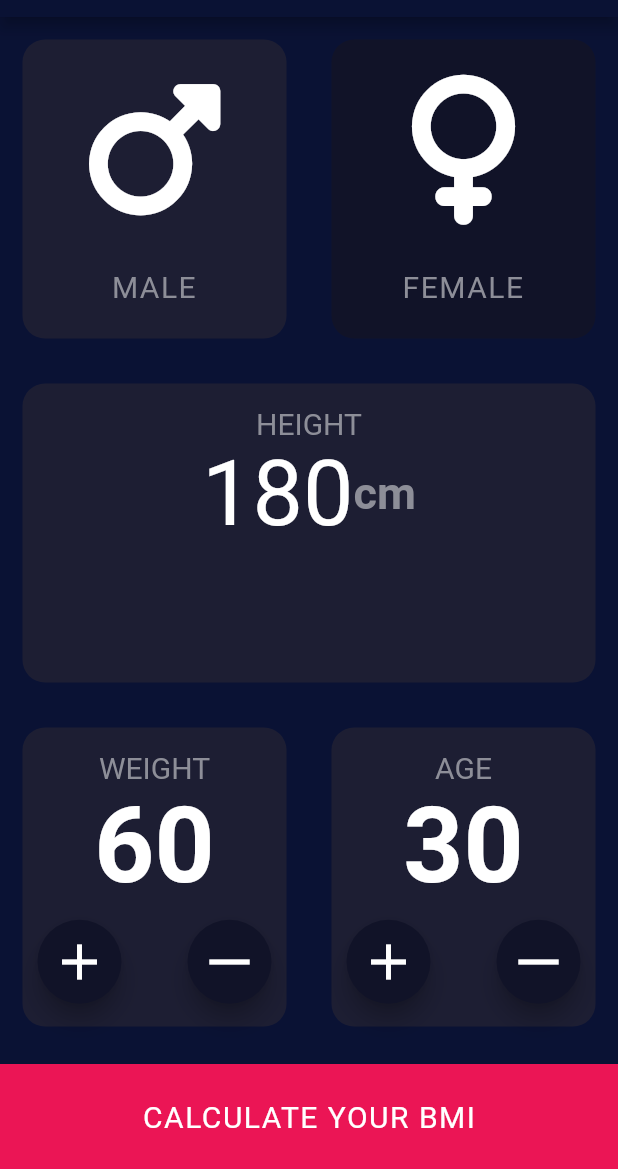
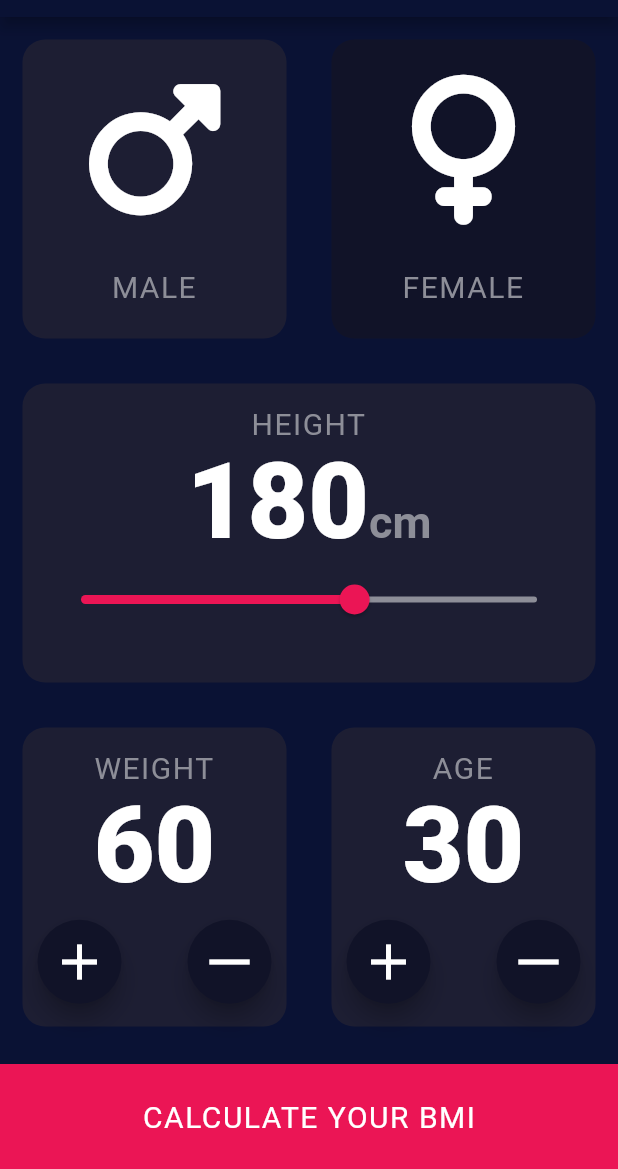
Before and after one commit to Rahul-Rasve/BMI-Calculator, a Flutter app: the screen it shows after launch, after a tap on "MALE", on a phone screen of 412 x 824 dp, the part 67-1236 px from its top. Run offline on Flutter 3.47's test engine with Material 2 defaults, Android fonts, the light colour scheme and no system bars; our stand-ins replace font_awesome_flutter.

Commit message:
Height Slider added. App icon changed.

```diff
--- /dev/null
+++ b/lib/constants.dart
@@ -0,0 +1,19 @@
+import 'package:flutter/cupertino.dart';
+
+const kBottomContainerHeight = 70.0;
+const kActiveCardColor = Color(0xFF1D1E33);
+const kInactiveCardColor = Color(0xFF111328);
+const kActiveBottomContainerColor = Color(0xFFEB1555);
+const kActiveSliderColor = Color(0xFFEB1555);
+const kInactiveSliderColor = Color(0xFF8D8E98);
+
+const kLabelText = TextStyle(
+  fontSize: 20.0,
+  color: Color(0xFF8D8E98),
+  letterSpacing: 1.0,
+);
+
+const kLabelNumber = TextStyle(
+  fontSize: 70.0,
+  fontWeight: FontWeight.w900,
+);
--- a/lib/input_page.dart
+++ b/lib/input_page.dart
@@ -1,13 +1,12 @@
 // ignore_for_file: prefer_const_constructors, prefer_const_literals_to_create_immutables
 
+import 'package:bmi_calculator/constants.dart';
+import 'package:bmi_calculator/reusable_icon_widget.dart';
 import 'package:flutter/material.dart';
 import 'package:font_awesome_flutter/font_awesome_flutter.dart';
-import 'widgets.dart';
+import 'reusable_card.dart';
 
-const bottomContainerHeight = 70.0;
-const activeCardColor = Color(0xFF1D1E33);
-const inactiveCardColor = Color(0xFF111328);
-const activeBottomContainerColor = Color(0xFFEB1555);
+enum Gender { male, female }
 
 class InputPage extends StatefulWidget {
   const InputPage({Key? key}) : super(key: key);
@@ -17,29 +16,10 @@ class InputPage extends StatefulWidget {
 }
 
 class _InputPageState extends State<InputPage> {
-  Color maleCardColor = inactiveCardColor;
-  Color femaleCardColor = inactiveCardColor;
   int weightCounter = 60;
   int ageCount = 30;
-
-  void updateColor(int gender) {
-    if (gender == 1) {
-      if (maleCardColor == inactiveCardColor) {
-        maleCardColor = activeCardColor;
-        femaleCardColor = inactiveCardColor;
-      } else {
-        maleCardColor = inactiveCardColor;
-      }
-    }
-    if (gender == 2) {
-      if (femaleCardColor == inactiveCardColor) {
-        femaleCardColor = activeCardColor;
-        maleCardColor = inactiveCardColor;
-      } else {
-        femaleCardColor = inactiveCardColor;
-      }
-    }
-  }
+  int heightCount = 180;
+  Gender? selectedGender;
 
   @override
   Widget build(BuildContext context) {
@@ -49,39 +29,40 @@ class _InputPageState extends State<InputPage> {
         centerTitle: true,
       ),
       body: Column(
+        crossAxisAlignment: CrossAxisAlignment.stretch,
         children: [
           Expanded(
             child: Row(
               children: [
                 Expanded(
-                  child: GestureDetector(
-                    onTap: () {
+                  child: ReusableCard(
+                    onPress: () {
                       setState(() {
-                        updateColor(1);
+                        selectedGender = Gender.male;
                       });
                     },
-                    child: ReusableCard(
-                      cardColor: maleCardColor,
+                    cardColor: selectedGender == Gender.male
+                        ? kActiveCardColor
+                        : kInactiveCardColor,
                     cardChild: IconWidget(
                       genderIcon: FontAwesomeIcons.mars,
                       genderText: 'MALE',
                     ),
                   ),
                 ),
-                ),
                 Expanded(
-                  child: GestureDetector(
-                    onTap: () {
+                  child: ReusableCard(
+                    onPress: () {
                       setState(() {
-                        updateColor(2);
+                        selectedGender = Gender.female;
                       });
                     },
-                    child: ReusableCard(
-                      cardColor: femaleCardColor,
+                    cardColor: selectedGender == Gender.female
+                        ? kActiveCardColor
+                        : kInactiveCardColor,
                     cardChild: IconWidget(
                       genderIcon: FontAwesomeIcons.venus,
                       genderText: 'FEMALE',
-                      ),
                     ),
                   ),
                 ),
@@ -93,37 +74,47 @@ class _InputPageState extends State<InputPage> {
               children: [
                 Expanded(
                   child: ReusableCard(
-                    cardColor: activeCardColor,
+                    cardColor: kActiveCardColor,
                     cardChild: Padding(
                       padding: EdgeInsets.all(15.0),
                       child: Column(
                         children: [
                           Text(
                             'HEIGHT',
-                            style: TextStyle(
-                              fontSize: 20.0,
-                              color: Color(0xFF8D8E98),
-                            ),
+                            style: kLabelText,
                             textAlign: TextAlign.center,
                           ),
                           Row(
                             mainAxisAlignment: MainAxisAlignment.center,
+                            crossAxisAlignment: CrossAxisAlignment.baseline,
+                            textBaseline: TextBaseline
+                                .alphabetic, //align all the alphabets in same line
                             children: [
                               Text(
-                                '180',
-                                style: TextStyle(
-                                  fontSize: 60.0,
-                                ),
+                                heightCount.toString(),
+                                style: kLabelNumber,
                               ),
                               Text(
                                 'cm',
                                 style: TextStyle(
                                   fontSize: 30.0,
                                   color: Color(0xFF8D8E98),
-                                  fontWeight: FontWeight.bold,
+                                  fontWeight: FontWeight.w700,
                                 ),
                               ),
                             ],
+                          ),
+                          Slider(
+                            activeColor: kActiveSliderColor,
+                            inactiveColor: kInactiveSliderColor,
+                            value: heightCount.toDouble(),
+                            min: 120.0,
+                            max: 220.0,
+                            onChanged: (double newValue) {
+                              setState(() {
+                                heightCount = newValue.round();
+                              });
+                            },
                           ),
                         ],
                       ),
@@ -138,7 +129,7 @@ class _InputPageState extends State<InputPage> {
               children: [
                 Expanded(
                   child: ReusableCard(
-                    cardColor: activeCardColor,
+                    cardColor: kActiveCardColor,
                     cardChild: Padding(
                       padding: EdgeInsets.all(10.0),
                       child: Column(
@@ -146,18 +137,12 @@ class _InputPageState extends State<InputPage> {
                         children: [
                           Text(
                             'WEIGHT',
-                            style: TextStyle(
-                              fontSize: 20.0,
-                              color: Color(0xFF8D8E98),
-                            ),
+                            style: kLabelText,
                             textAlign: TextAlign.center,
                           ),
                           Text(
                             weightCounter.toString(),
-                            style: TextStyle(
-                              fontSize: 70.0,
-                              fontWeight: FontWeight.bold,
-                            ),
+                            style: kLabelNumber,
                           ),
                           SizedBox(
                             height: 8.0,
@@ -166,7 +151,7 @@ class _InputPageState extends State<InputPage> {
                             mainAxisAlignment: MainAxisAlignment.spaceBetween,
                             children: [
                               FloatingActionButton(
-                                backgroundColor: inactiveCardColor,
+                                backgroundColor: kInactiveCardColor,
                                 onPressed: () {
                                   setState(() {
                                     ++weightCounter;
@@ -179,7 +164,7 @@ class _InputPageState extends State<InputPage> {
                                 ),
                               ),
                               FloatingActionButton(
-                                backgroundColor: inactiveCardColor,
+                                backgroundColor: kInactiveCardColor,
                                 onPressed: () {
                                   setState(() {
                                     --weightCounter;
@@ -200,7 +185,7 @@ class _InputPageState extends State<InputPage> {
                 ),
                 Expanded(
                   child: ReusableCard(
-                    cardColor: activeCardColor,
+                    cardColor: kActiveCardColor,
                     cardChild: Padding(
                       padding: EdgeInsets.all(10.0),
                       child: Column(
@@ -208,18 +193,12 @@ class _InputPageState extends State<InputPage> {
                         children: [
                           Text(
                             'AGE',
-                            style: TextStyle(
-                              fontSize: 20.0,
-                              color: Color(0xFF8D8E98),
-                            ),
+                            style: kLabelText,
                             textAlign: TextAlign.center,
                           ),
                           Text(
                             ageCount.toString(),
-                            style: TextStyle(
-                              fontSize: 70.0,
-                              fontWeight: FontWeight.bold,
-                            ),
+                            style: kLabelNumber,
                           ),
                           SizedBox(
                             height: 8.0,
@@ -228,7 +207,7 @@ class _InputPageState extends State<InputPage> {
                             mainAxisAlignment: MainAxisAlignment.spaceBetween,
                             children: [
                               FloatingActionButton(
-                                backgroundColor: inactiveCardColor,
+                                backgroundColor: kInactiveCardColor,
                                 onPressed: () {
                                   setState(() {
                                     ++ageCount;
@@ -241,7 +220,7 @@ class _InputPageState extends State<InputPage> {
                                 ),
                               ),
                               FloatingActionButton(
-                                backgroundColor: inactiveCardColor,
+                                backgroundColor: kInactiveCardColor,
                                 onPressed: () {
                                   setState(() {
                                     --ageCount;
@@ -264,10 +243,10 @@ class _InputPageState extends State<InputPage> {
             ),
           ),
           Container(
-            color: activeBottomContainerColor,
+            color: kActiveBottomContainerColor,
             margin: EdgeInsets.only(top: 10.0),
             width: double.infinity,
-            height: bottomContainerHeight,
+            height: kBottomContainerHeight,
             child: Center(
               child: Text(
                 'CALCULATE YOUR BMI',
--- /dev/null
+++ b/lib/reusable_card.dart
@@ -0,0 +1,27 @@
+// ignore_for_file: prefer_const_constructors, use_key_in_widget_constructors, prefer_const_constructors_in_immutables, prefer_const_literals_to_create_immutables
+
+import 'package:flutter/cupertino.dart';
+
+class ReusableCard extends StatelessWidget {
+  ReusableCard({required this.cardColor, this.cardChild, this.onPress});
+
+  final Color cardColor;
+  //add the ? to make it nullable, which makes it not required
+  final Widget? cardChild;
+  final VoidCallback? onPress;
+
+  @override
+  Widget build(BuildContext context) {
+    return GestureDetector(
+      onTap: onPress,
+      child: Container(
+        margin: EdgeInsets.all(15.0),
+        decoration: BoxDecoration(
+          color: cardColor,
+          borderRadius: BorderRadius.circular(15.0),
+        ),
+        child: cardChild,
+      ),
+    );
+  }
+}
--- /dev/null
+++ b/lib/reusable_icon_widget.dart
@@ -0,0 +1,32 @@
+// ignore_for_file: prefer_const_constructors, prefer_const_constructors_in_immutables
+
+import 'package:flutter/cupertino.dart';
+import 'constants.dart';
+
+class IconWidget extends StatelessWidget {
+  IconWidget({super.key, required this.genderIcon, required this.genderText});
+
+  final IconData genderIcon;
+  final String genderText;
+
+  @override
+  Widget build(BuildContext context) {
+    return Column(
+      mainAxisAlignment: MainAxisAlignment.center,
+      children: [
+        Icon(
+          genderIcon,
+          size: 100.0,
+        ),
+        SizedBox(
+          height: 30.0,
+        ),
+        Text(
+          genderText,
+          style: kLabelText,
+          textAlign: TextAlign.center,
+        ),
+      ],
+    );
+  }
+}
--- a/lib/widgets.dart
+++ /dev/null
@@ -1,55 +0,0 @@
-// ignore_for_file: prefer_const_constructors, use_key_in_widget_constructors, prefer_const_constructors_in_immutables, prefer_const_literals_to_create_immutables
-
-import 'package:flutter/cupertino.dart';
-
-class ReusableCard extends StatelessWidget {
-  ReusableCard({required this.cardColor, this.cardChild});
-
-  final Color cardColor;
-  //add the ? to make it nullable, which makes it not required
-  final Widget? cardChild;
-
-  @override
-  Widget build(BuildContext context) {
-    return Container(
-      margin: EdgeInsets.all(15.0),
-      decoration: BoxDecoration(
-        color: cardColor,
-        borderRadius: BorderRadius.circular(15.0),
-      ),
-      child: cardChild,
-    );
-  }
-}
-
-class IconWidget extends StatelessWidget {
-  IconWidget({required this.genderIcon, required this.genderText});
-
-  final IconData genderIcon;
-  final String genderText;
-
-  @override
-  Widget build(BuildContext context) {
-    return Column(
-      mainAxisAlignment: MainAxisAlignment.center,
-      children: [
-        Icon(
-          genderIcon,
-          size: 100.0,
-        ),
-        SizedBox(
-          height: 30.0,
-        ),
-        Text(
-          genderText,
-          style: TextStyle(
-            fontSize: 20.0,
-            color: Color(0xFF8D8E98),
-            letterSpacing: 1.0,
-          ),
-          textAlign: TextAlign.center,
-        ),
-      ],
-    );
-  }
-}
```
Also changed, not shown: 37 other files. Lines whose indentation alone changed are shown as unchanged.
